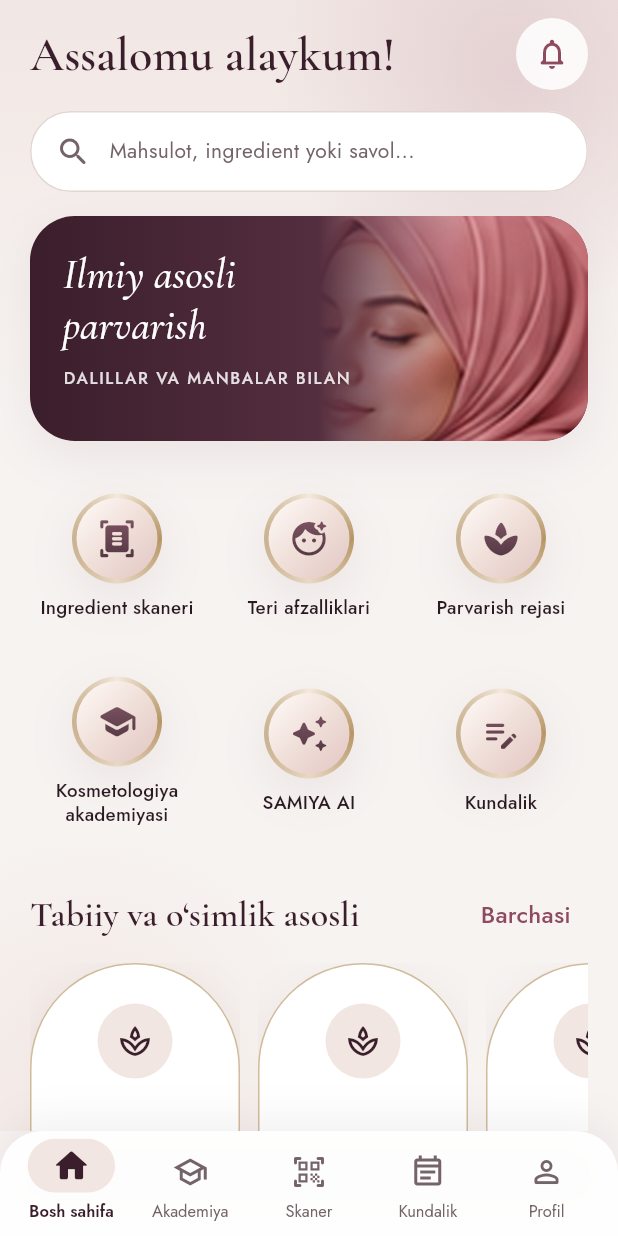
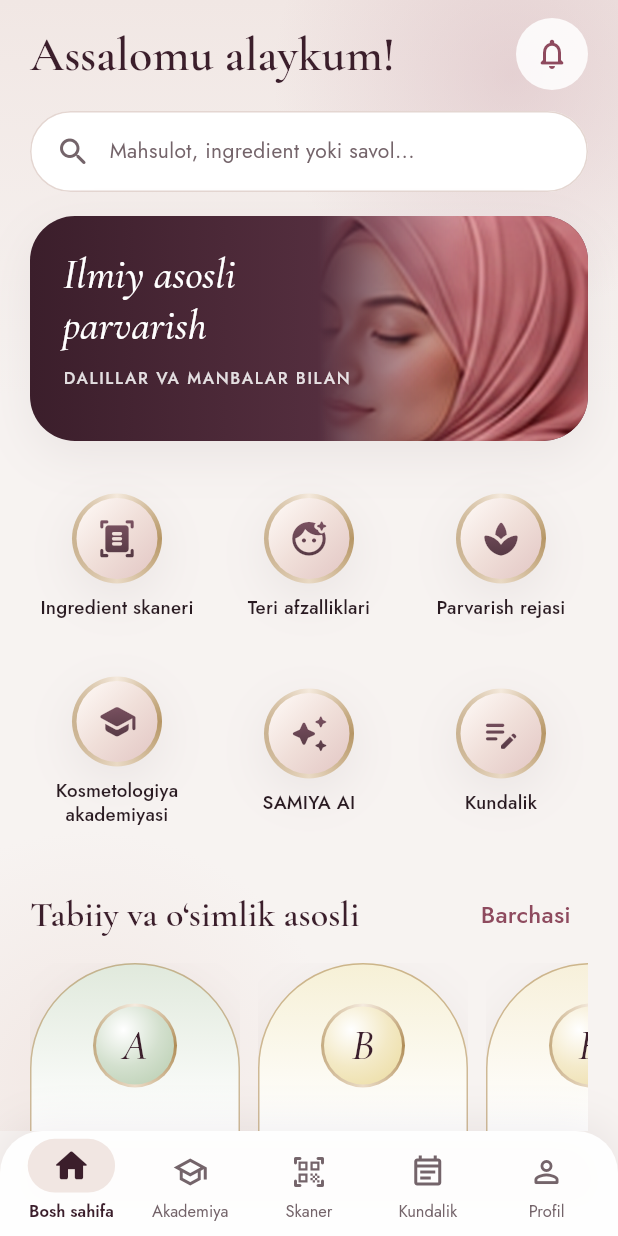
Before and after one commit to davlatsudekspert/samiya-beauty-lab, a Flutter app: the HomePage screen opened by its route, on a phone screen of 412 x 824 dp. Run offline on Flutter 3.47's test engine with Material 3 defaults, Android fonts, the phone set to English and light mode, and no system bars; our stand-ins replace firebase_auth, firebase_core, go_router, image_picker, shared_preferences; missing offline and left inert: google_mlkit_text_recognition; accounts and stored records are empty; network calls fail; project files that could hold a hidden picture were left out.

Commit message:
feat(design): har bir ingredientga o'z rangi va oltin medalyonli monogramma
Co-Authored-By: Claude Opus 5.5 <noreply@anthropic.com>
Claude-Session: https://claude.ai/code/session_01DHMppTHpVgUVFN7o5nWH6w

```diff
--- a/mobile/lib/features/home/home_page.dart
+++ b/mobile/lib/features/home/home_page.dart
@@ -3,6 +3,7 @@ import 'package:go_router/go_router.dart';
 
 import '../../app/app_state.dart';
 import '../../app/theme.dart';
+import '../../ui/ingredient_palette.dart';
 import '../../ui/safe_nav.dart';
 import '../../l10n/app_localizations.dart';
 import '../../ui/portrait_banner.dart';
@@ -126,6 +127,7 @@ class HomePage extends StatelessWidget {
                 separatorBuilder: (_, _) => const SizedBox(width: 12),
                 itemBuilder: (context, i) => _IngredientCard(
                   name: natural[i].nameFor(lang),
+                  slug: natural[i].slug,
                   icon: Icons.spa_outlined,
                   latin: !natural[i].hasFriendlyName,
                   onTap: () => context.safePush('/scanner/ingredient/${natural[i].slug}'),
@@ -151,6 +153,7 @@ class HomePage extends StatelessWidget {
               separatorBuilder: (_, _) => const SizedBox(width: 12),
               itemBuilder: (context, i) => _IngredientCard(
                 name: actives[i].nameFor(lang),
+                slug: actives[i].slug,
                 icon: Icons.science_outlined,
                 latin: !actives[i].hasFriendlyName,
                 onTap: () => context.safePush('/scanner/ingredient/${actives[i].slug}'),
@@ -223,6 +226,7 @@ class HomePage extends StatelessWidget {
                 separatorBuilder: (_, _) => const SizedBox(width: 12),
                 itemBuilder: (context, i) => _IngredientCard(
                   name: practices[i].nameFor(lang),
+                  slug: practices[i].slug,
                   icon: Icons.self_improvement_outlined,
                   latin: !practices[i].hasFriendlyName,
                   onTap: () => context.safePush('/scanner/ingredient/${practices[i].slug}'),
@@ -306,8 +310,9 @@ class _Tile extends StatelessWidget {
 
 /// Ravoq (arka) shaklidagi kartochka: Sharq me'morchiligi va lyuks atelye uslubi; ingichka oltin chiziq.
 class _IngredientCard extends StatelessWidget {
-  const _IngredientCard({required this.name, required this.onTap, this.latin = true, this.icon = Icons.science_outlined});
+  const _IngredientCard({required this.name, required this.slug, required this.onTap, this.latin = true, this.icon = Icons.science_outlined});
   final String name;
+  final String slug;
   final IconData icon;
 
   /// Lotin INCI nomi bo'lsa matn chapdan o'ngga; tushunarli (mahalliy) nom bo'lsa til yo'nalishida.
@@ -331,19 +336,19 @@ class _IngredientCard extends StatelessWidget {
             width: 140,
             decoration: BoxDecoration(
               borderRadius: _shape,
-              color: Colors.white,
+              gradient: LinearGradient(
+                begin: Alignment.topCenter,
+                end: Alignment.bottomCenter,
+                colors: [Color.lerp(Colors.white, ingredientTint(slug), 0.32)!, Colors.white, Colors.white],
+                stops: const [0, 0.62, 1],
+              ),
               border: Border.all(color: SamiyaColors.gold.withValues(alpha: 0.6)),
               boxShadow: SamiyaShadows.soft,
             ),
             padding: const EdgeInsetsDirectional.fromSTEB(14, 26, 14, 16),
             child: ExcludeSemantics(
               child: Column(children: [
-                Container(
-                  width: 50,
-                  height: 50,
-                  decoration: const BoxDecoration(color: SamiyaColors.blush, shape: BoxShape.circle),
-                  child: Icon(icon, color: SamiyaColors.heading, size: 24),
-                ),
+                IngredientMonogram(slug: slug, name: name, size: 56),
                 const Spacer(),
                 Text(name,
                     textDirection: latin ? TextDirection.ltr : null,
--- a/mobile/lib/features/scanner/ingredient_list_page.dart
+++ b/mobile/lib/features/scanner/ingredient_list_page.dart
@@ -4,6 +4,7 @@ import 'package:go_router/go_router.dart';
 import '../../app/app_state.dart';
 import '../../app/theme.dart';
 import '../../l10n/app_localizations.dart';
+import '../../ui/ingredient_palette.dart';
 import '../../ui/safe_nav.dart';
 import '../../ui/widgets.dart';
 import 'ingredient_models.dart';
@@ -135,6 +136,8 @@ class _IngredientTile extends StatelessWidget {
             decoration: BoxDecoration(borderRadius: BorderRadius.circular(22), border: Border.all(color: SamiyaColors.border)),
             child: ExcludeSemantics(
               child: Row(children: [
+                IngredientMonogram(slug: ing.slug, name: ing.nameFor(lang), size: 46),
+                const SizedBox(width: 14),
                 Expanded(
                   child: Column(crossAxisAlignment: CrossAxisAlignment.start, children: [
                     Text(ing.nameFor(lang),
--- /dev/null
+++ b/mobile/lib/ui/ingredient_palette.dart
@@ -0,0 +1,89 @@
+import 'package:flutter/material.dart';
+
+import '../app/theme.dart';
+
+/// Har bir ingredientning o'z "rang hikoyasi" (tabiiy manbasidan ilhomlangan yumshoq ton).
+const _tints = <String, Color>{
+  'honey': Color(0xFFE5BE6E),
+  'aloe-vera': Color(0xFF9DBB93),
+  'banana': Color(0xFFE4CF7E),
+  'cucumber': Color(0xFF8FB487),
+  'coconut-oil': Color(0xFFD4C3AA),
+  'nigella-sativa-oil': Color(0xFF8E7B74),
+  'rosehip-oil': Color(0xFFD9897A),
+  'oat': Color(0xFFD4C29C),
+  'green-tea': Color(0xFF94AE80),
+  'olive-oil': Color(0xFFA3AA72),
+  'chamomile': Color(0xFFE6D08A),
+  'rose-water': Color(0xFFE0A2B1),
+  'turmeric': Color(0xFFDDA048),
+  'lemon-juice': Color(0xFFE2D062),
+  'baking-soda': Color(0xFFBFCDD4),
+  'facial-massage': Color(0xFFD3B1BB),
+  'gua-sha': Color(0xFF9EC0B6),
+  'niacinamide': Color(0xFFC3B0D6),
+  'hyaluronic-acid': Color(0xFFA3C2DB),
+  'salicylic-acid': Color(0xFFAFCDC2),
+  'ascorbic-acid': Color(0xFFEBB473),
+  'retinol': Color(0xFFE2AC9C),
+  'ceramide-np': Color(0xFFD3C6E0),
+  'glycerin': Color(0xFFC3DAE2),
+  'glycolic-acid': Color(0xFFDDC79B),
+  'panthenol': Color(0xFFCEBEDB),
+  'urea': Color(0xFFC9D3DC),
+  'zinc-oxide': Color(0xFFD3D1CF),
+};
+
+Color ingredientTint(String slug) => _tints[slug] ?? SamiyaColors.roseLight;
+
+/// Monogramma medalyon: oltin halqa ichida kursiv serif bosh harf, ingredient rangida.
+class IngredientMonogram extends StatelessWidget {
+  const IngredientMonogram({super.key, required this.slug, required this.name, this.size = 54});
+  final String slug;
+  final String name;
+  final double size;
+
+  @override
+  Widget build(BuildContext context) {
+    final tint = ingredientTint(slug);
+    final letter = name.trim().isEmpty ? '·' : name.trim().characters.first.toUpperCase();
+    final arabic = RegExp(r'[؀-ۿ]').hasMatch(letter);
+    return Container(
+      width: size,
+      height: size,
+      padding: const EdgeInsets.all(2),
+      decoration: BoxDecoration(
+        shape: BoxShape.circle,
+        gradient: SweepGradient(colors: [
+          SamiyaColors.gold,
+          const Color(0xFFEADBC6),
+          SamiyaColors.gold.withValues(alpha: 0.7),
+          const Color(0xFFF5EBDF),
+          SamiyaColors.gold,
+        ]),
+      ),
+      child: Container(
+        alignment: Alignment.center,
+        decoration: BoxDecoration(
+          shape: BoxShape.circle,
+          gradient: RadialGradient(
+            center: const Alignment(-0.3, -0.4),
+            radius: 0.95,
+            colors: [Colors.white, Color.lerp(Colors.white, tint, 0.45)!, Color.lerp(Colors.white, tint, 0.75)!],
+          ),
+        ),
+        child: Text(
+          letter,
+          style: TextStyle(
+            fontFamily: arabic ? 'Amiri' : 'CormorantGaramond',
+            fontStyle: arabic ? FontStyle.normal : FontStyle.italic,
+            fontWeight: FontWeight.w600,
+            fontSize: size * 0.5,
+            height: 1.0,
+            color: SamiyaColors.heading,
+          ),
+        ),
+      ),
+    );
+  }
+}
```
Also changed, not shown: qa/visual/ar_11_home_full.png, qa/visual/ar_15_ingredients.png, qa/visual/uz_11_home_full.png, qa/visual/uz_15_ingredients.png.
